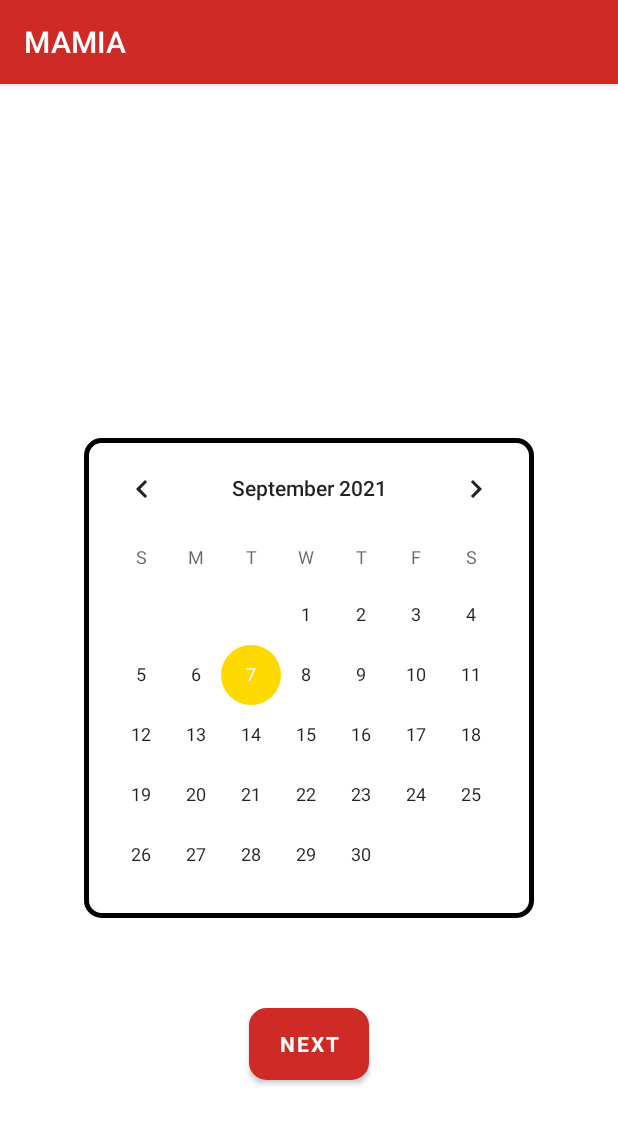
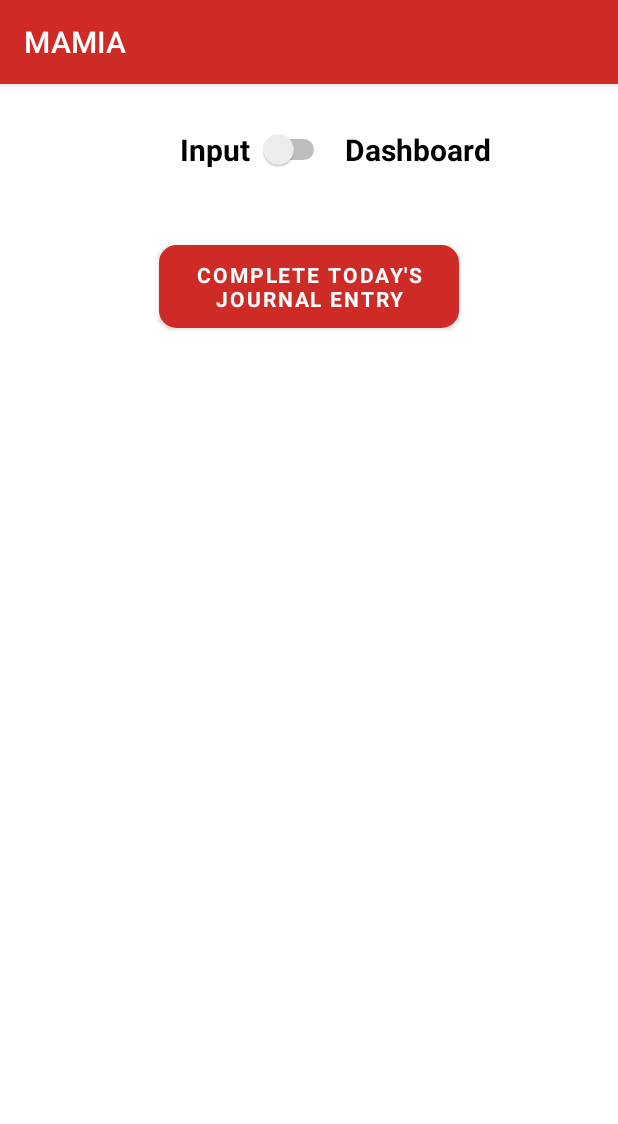
Before and after one commit to tirilab/amiasdc, an Android app: the IntroActivity4 screen opened directly, with no data from a screen before it, after a tap on "NEXT", on a phone screen of 412 x 824 dp. Shown: the top 1124 px of the screen. Run offline under Robolectric (Android 15) with nearby library versions, the phone set to English and light mode, and no system bars; 1 statement that could not run was skipped; 1 other tap on this screen came first.

Commit message:
started on input/dashboard, journal, and setting up a database

```diff
--- /dev/null
+++ b/MAMIA/app/src/main/java/com/example/mamia/InputActivity.java
@@ -0,0 +1,33 @@
+package com.example.mamia;
+
+import android.annotation.SuppressLint;
+import android.content.Intent;
+import android.view.View;
+import android.widget.Switch;
+import androidx.appcompat.app.AppCompatActivity;
+import android.os.Bundle;
+
+public class InputActivity extends AppCompatActivity {
+
+    @SuppressLint("UseSwitchCompatOrMaterialCode")
+    Switch aSwitch;
+
+    @Override
+    protected void onCreate(Bundle savedInstanceState) {
+        super.onCreate(savedInstanceState);
+        setContentView(R.layout.activity_input);
+
+        aSwitch = findViewById(R.id.switch1);
+        aSwitch.setChecked(false);
+
+        Intent i = new Intent(InputActivity.this, DashboardActivity.class);
+        if (aSwitch.isChecked()) {
+            startActivity(i);
+        }
+    }
+
+    public void journalActivity(View v) {
+        Intent i = new Intent(this, JournalActivity.class);
+        startActivity(i);
+    }
+}
--- a/MAMIA/app/src/main/java/com/example/mamia/IntroActivity4.java
+++ b/MAMIA/app/src/main/java/com/example/mamia/IntroActivity4.java
@@ -2,15 +2,18 @@ package com.example.mamia;
 
 import android.content.Intent;
 import android.view.View;
+import android.widget.Button;
 import android.widget.CalendarView;
 import android.widget.TextView;
+import androidx.annotation.NonNull;
 import androidx.appcompat.app.AppCompatActivity;
 import android.os.Bundle;
 
 public class IntroActivity4 extends AppCompatActivity {
 
     CalendarView calendarView;
-    TextView myDate;
+    String date;
+    Button nextButton;
 
     @Override
     protected void onCreate(Bundle savedInstanceState) {
@@ -19,10 +22,25 @@ public class IntroActivity4 extends AppCompatActivity {
 
         calendarView = (CalendarView) findViewById(R.id.intro4_calendar);
 
+        calendarView.setOnDateChangeListener(new CalendarView.OnDateChangeListener() {
+            @Override
+            public void onSelectedDayChange(@NonNull CalendarView calendarView, int i, int i1, int i2) {
+                date = (i1 +1 ) + "/" + i2 + "/" + i;
+            }
+        });
+
+        nextButton.setOnClickListener(new View.OnClickListener() {
+            // when click next button
+            @Override
+            public void onClick(View view) {
+
+            }
+        });
+
     }
 
     public void nextActivity(View v) {
-        Intent i = new Intent(this, IntroActivity4.class);
+        Intent i = new Intent(this, InputActivity.class);
         startActivity(i);
     }
 }
--- /dev/null
+++ b/MAMIA/app/src/main/res/layout/activity_input.xml
@@ -0,0 +1,62 @@
+<?xml version="1.0" encoding="utf-8"?>
+<androidx.constraintlayout.widget.ConstraintLayout
+        xmlns:android="http://schemas.android.com/apk/res/android"
+        xmlns:tools="http://schemas.android.com/tools"
+        xmlns:app="http://schemas.android.com/apk/res-auto"
+        android:layout_width="match_parent"
+        android:layout_height="match_parent"
+        tools:context=".InputActivity">
+
+    <LinearLayout
+            android:layout_width="match_parent"
+            android:orientation="horizontal"
+            android:layout_height="wrap_content"
+            app:layout_constraintStart_toStartOf="parent"
+            app:layout_constraintEnd_toEndOf="parent"
+            app:layout_constraintTop_toTopOf="parent"
+            android:layout_marginTop="30dp"
+            android:id="@+id/switchBar">
+
+        <Switch
+                android:layout_width="100dp"
+                android:layout_height="wrap_content"
+                android:layout_marginLeft="120dp"
+                android:id="@+id/switch1"
+                android:text="@string/input"
+                android:fontFamily="sans-serif"
+                android:textStyle="bold"
+                android:textColor="@color/black"
+                android:textSize="20sp"
+                tools:ignore="UseSwitchCompatOrMaterialXml"
+                android:layout_marginStart="120dp"/>
+
+        <TextView
+                android:layout_width="wrap_content"
+                android:layout_height="wrap_content"
+                android:layout_marginLeft="10dp"
+                android:text="@string/dashboard"
+                android:fontFamily="sans-serif"
+                android:textStyle="bold"
+                android:textColor="@color/black"
+                android:textSize="20sp"
+                android:layout_marginStart="10dp"/>
+    </LinearLayout>
+
+    <Button
+            android:layout_width="200dp"
+            android:layout_height="wrap_content"
+            app:layout_constraintTop_toBottomOf="@id/switchBar"
+            app:layout_constraintStart_toStartOf="parent"
+            app:layout_constraintEnd_toEndOf="parent"
+            android:gravity="center"
+            android:layout_marginTop="50dp"
+            android:id="@+id/button2"
+            android:onClick="journalActivity"
+            android:background="@drawable/border"
+            android:text="Complete today's journal entry"
+            android:fontFamily="sans-serif"
+            android:textStyle="bold"
+            app:backgroundTint="@color/red_1"
+            tools:ignore="UsingOnClickInXml"/>
+
+</androidx.constraintlayout.widget.ConstraintLayout>
--- a/MAMIA/app/src/main/res/values/themes.xml
+++ b/MAMIA/app/src/main/res/values/themes.xml
@@ -13,5 +13,6 @@
         <item name="android:statusBarColor" tools:targetApi="l">?attr/colorPrimaryVariant</item>
         <!-- Customize your theme here. -->
         <item name="android:fontFamily">sans-serif</item>
+        <item name="colorAccent">@color/green_1</item>
     </style>
 </resources>
```
Also changed, not shown: MAMIA/app/src/main/AndroidManifest.xml (+24 -4 lines), MAMIA/app/src/main/java/com/example/mamia/DashboardActivity.java (added, +27 -0 lines), MAMIA/app/src/main/java/com/example/mamia/DataBaseHelper.java (added, +56 -0 lines), MAMIA/app/src/main/java/com/example/mamia/IntroActivity3.java (+16 -46 lines), MAMIA/app/src/main/java/com/example/mamia/JournalActivity.java (added, +13 -0 lines), MAMIA/app/src/main/java/com/example/mamia/UserModel.java (added, +73 -0 lines), MAMIA/app/src/main/res/layout/activity_dashboard.xml (added, +45 -0 lines), MAMIA/app/src/main/res/layout/activity_intro4.xml (+23 -15 lines), MAMIA/app/src/main/res/layout/activity_journal.xml (added, +82 -0 lines), MAMIA/app/src/main/res/values/strings.xml (+9 -0 lines).
